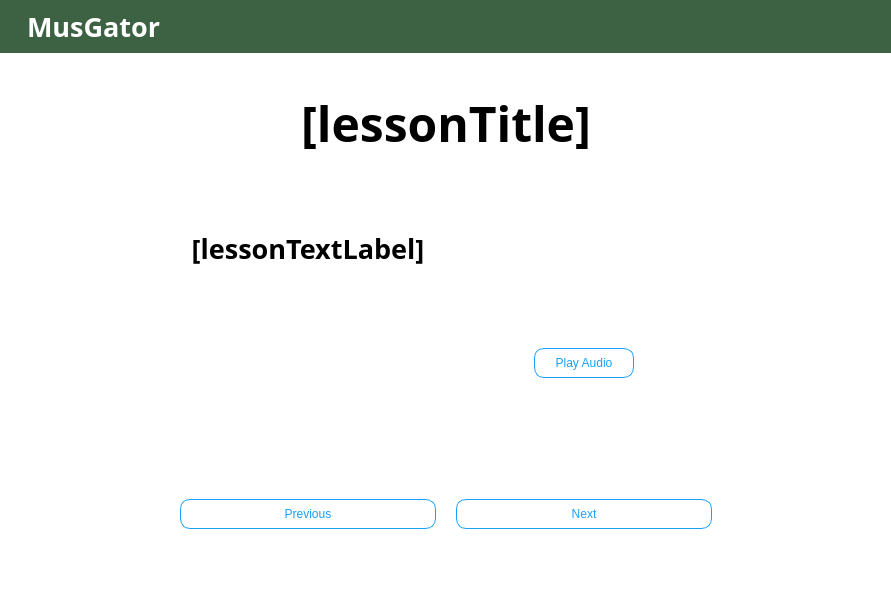
Before: the Qt Designer form sight-earLesson.ui in ZachKrol/MusGator, drawn with Qt 5.
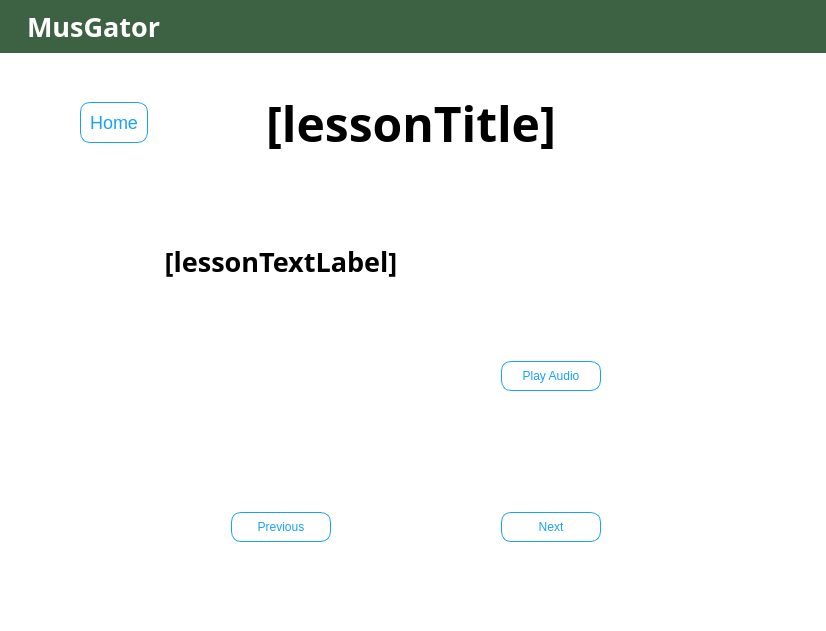
After: the same form once the commit is applied. Icons and pictures are not drawn.

Commit message: Added home button, fixed prev/next button styling

```diff
--- a/sight-earLesson.ui
+++ b/sight-earLesson.ui
@@ -6,8 +6,8 @@
    <rect>
     <x>0</x>
     <y>0</y>
-    <width>891</width>
-    <height>606</height>
+    <width>826</width>
+    <height>631</height>
    </rect>
   </property>
   <property name="minimumSize">
@@ -172,10 +172,45 @@
        <number>20</number>
       </property>
       <item>
-       <layout class="QHBoxLayout" name="topLayout" stretch="0,0,0">
+       <layout class="QHBoxLayout" name="topLayout" stretch="0,0,1,1,1,0">
         <property name="bottomMargin">
          <number>0</number>
         </property>
+        <item>
+         <spacer name="horizontalSpacer_8">
+          <property name="orientation">
+           <enum>Qt::Horizontal</enum>
+          </property>
+          <property name="sizeHint" stdset="0">
+           <size>
+            <width>60</width>
+            <height>20</height>
+           </size>
+          </property>
+         </spacer>
+        </item>
+        <item>
+         <widget class="QPushButton" name="homeButton">
+          <property name="styleSheet">
+           <string notr="true">QPushButton {
+background-color: rgb(255, 255, 255);
+border: 1px solid #18A0FB;
+border-radius: 10%;
+color:#18A0FB;
+padding: 9px;
+font-size: 18px;
+}
+QPushButton:hover {
+color: rgb(255, 255, 255);
+background-color:  #18A0FB;
+border: 1px solid #fff;
+}</string>
+          </property>
+          <property name="text">
+           <string>Home</string>
+          </property>
+         </widget>
+        </item>
         <item>
          <spacer name="horizontalSpacer_3">
           <property name="orientation">
@@ -244,6 +279,19 @@
           </property>
          </spacer>
         </item>
+        <item>
+         <spacer name="horizontalSpacer_9">
+          <property name="orientation">
+           <enum>Qt::Horizontal</enum>
+          </property>
+          <property name="sizeHint" stdset="0">
+           <size>
+            <width>132</width>
+            <height>20</height>
+           </size>
+          </property>
+         </spacer>
+        </item>
        </layout>
       </item>
       <item>
@@ -282,6 +330,18 @@
         </item>
         <item row="3" column="1">
          <widget class="QGraphicsView" name="lessonImage">
+          <property name="sizePolicy">
+           <sizepolicy hsizetype="Minimum" vsizetype="Expanding">
+            <horstretch>0</horstretch>
+            <verstretch>0</verstretch>
+           </sizepolicy>
+          </property>
+          <property name="minimumSize">
+           <size>
+            <width>256</width>
+            <height>0</height>
+           </size>
+          </property>
           <property name="styleSheet">
            <string notr="true">border: none;</string>
           </property>
@@ -357,16 +417,6 @@
           </property>
          </spacer>
         </item>
-        <item row="5" column="1">
-         <widget class="QPushButton" name="previousButton">
-          <property name="styleSheet">
-           <string notr="true">margin-top: 20px;</string>
-          </property>
-          <property name="text">
-           <string>Previous</string>
-          </property>
-         </widget>
-        </item>
         <item row="4" column="0">
          <spacer name="horizontalSpacer_2">
           <property name="orientation">
@@ -380,22 +430,6 @@
           </property>
          </spacer>
         </item>
-        <item row="5" column="3">
-         <widget class="QPushButton" name="nextButton">
-          <property name="minimumSize">
-           <size>
-            <width>256</width>
-            <height>0</height>
-           </size>
-          </property>
-          <property name="styleSheet">
-           <string notr="true">margin-top: 20px;</string>
-          </property>
-          <property name="text">
-           <string>Next</string>
-          </property>
-         </widget>
-        </item>
         <item row="3" column="3">
          <layout class="QHBoxLayout" name="horizontalLayout_5">
           <item>
@@ -403,9 +437,12 @@
             <property name="orientation">
              <enum>Qt::Horizontal</enum>
             </property>
+            <property name="sizeType">
+             <enum>QSizePolicy::Fixed</enum>
+            </property>
             <property name="sizeHint" stdset="0">
              <size>
-              <width>40</width>
+              <width>72</width>
               <height>20</height>
              </size>
             </property>
@@ -441,9 +478,12 @@
             <property name="orientation">
              <enum>Qt::Horizontal</enum>
             </property>
+            <property name="sizeType">
+             <enum>QSizePolicy::Fixed</enum>
+            </property>
             <property name="sizeHint" stdset="0">
              <size>
-              <width>40</width>
+              <width>72</width>
               <height>20</height>
              </size>
             </property>
@@ -451,6 +491,52 @@
           </item>
          </layout>
         </item>
+        <item row="5" column="1">
+         <layout class="QHBoxLayout" name="horizontalLayout_2">
+          <item>
+           <widget class="QPushButton" name="previousButton">
+            <property name="maximumSize">
+             <size>
+              <width>100</width>
+              <height>16777215</height>
+             </size>
+            </property>
+            <property name="styleSheet">
+             <string notr="true">margin-top: 20px;</string>
+            </property>
+            <property name="text">
+             <string>Previous</string>
+            </property>
+           </widget>
+          </item>
+         </layout>
+        </item>
+        <item row="5" column="3">
+         <layout class="QHBoxLayout" name="horizontalLayout_3">
+          <item>
+           <widget class="QPushButton" name="nextButton">
+            <property name="minimumSize">
+             <size>
+              <width>0</width>
+              <height>0</height>
+             </size>
+            </property>
+            <property name="maximumSize">
+             <size>
+              <width>100</width>
+              <height>16777215</height>
+             </size>
+            </property>
+            <property name="styleSheet">
+             <string notr="true">margin-top: 20px;</string>
+            </property>
+            <property name="text">
+             <string>Next</string>
+            </property>
+           </widget>
+          </item>
+         </layout>
+        </item>
        </layout>
       </item>
      </layout>
```
The commit also changes 4 other files.
